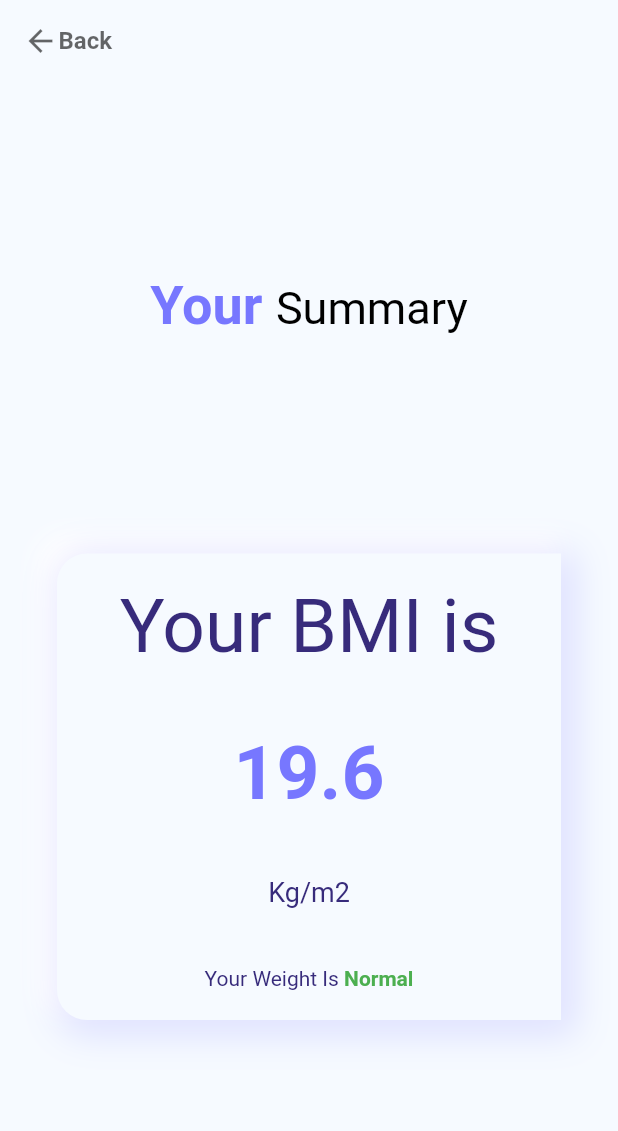
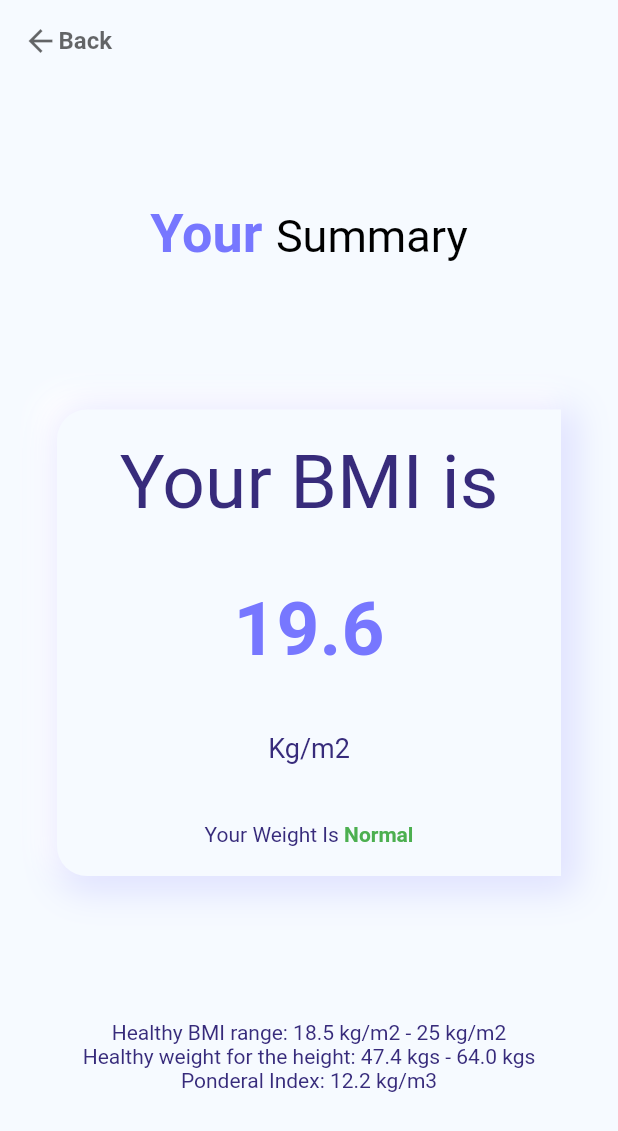
Before and after one commit to alirrah/BMI_Application, a Flutter app: the resultPage screen opened directly, on a phone screen of 412 x 824 dp. Shown: the top 1131 px of the screen. Run offline on Flutter 3.47's test engine with Material 2 defaults, Android fonts, the phone set to English and light mode, and no system bars; Roboto replaces fonts that are missing (koodar, louis).

Commit message:
add text to describe position

```diff
--- a/lib/screen/result_page.dart
+++ b/lib/screen/result_page.dart
@@ -94,6 +94,55 @@ class resultPage extends StatelessWidget {
               ),
             ),
             const Spacer(),
+            Text(
+              text[21][language],
+              style: deepPurpleStyle1,
+            ),
+            RichText(
+              text: TextSpan(
+                children: [
+                  TextSpan(
+                    text: text[22][language],
+                    style: deepPurpleStyle1,
+                  ),
+                  TextSpan(
+                    text: minWeight,
+                    style: deepPurpleStyle1,
+                  ),
+                  TextSpan(
+                    text: text[23][language],
+                    style: deepPurpleStyle1,
+                  ),
+                  TextSpan(
+                    text: highWeight,
+                    style: deepPurpleStyle1,
+                  ),
+                  TextSpan(
+                    text: text[24][language],
+                    style: deepPurpleStyle1,
+                  ),
+                ],
+              ),
+            ),
+            RichText(
+              text: TextSpan(
+                children: [
+                  TextSpan(
+                    text: text[25][language],
+                    style: deepPurpleStyle1,
+                  ),
+                  TextSpan(
+                    text: ponderalIndex,
+                    style: deepPurpleStyle1,
+                  ),
+                  TextSpan(
+                    text: text[26][language],
+                    style: deepPurpleStyle1,
+                  ),
+                ],
+              ),
+            ),
+            const Spacer(),
           ],
         ),
       ),
--- a/lib/style/style.dart
+++ b/lib/style/style.dart
@@ -221,5 +221,29 @@ List<List<String>> text = [
   //20
   [
     ""
+  ],
+  //21
+  [
+    "Healthy BMI range: 18.5 kg/m2 - 25 kg/m2"
+  ],
+  //22
+  [
+    "Healthy weight for the height: "
+  ],
+  //23
+  [
+    " kgs - "
+  ],
+  //24
+  [
+    " kgs"
+  ],
+  //25
+  [
+    "Ponderal Index: "
+  ],
+  //26
+  [
+    " kg/m3"
   ]
 ];
```
